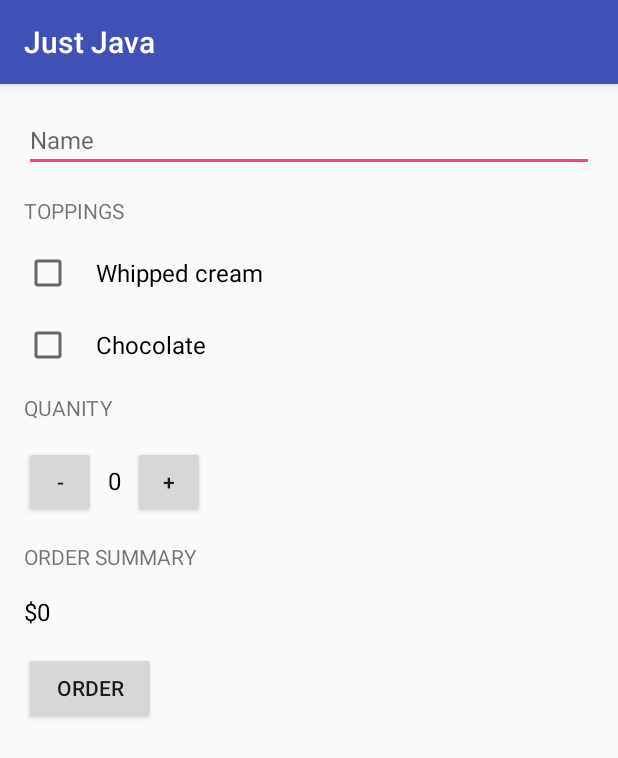
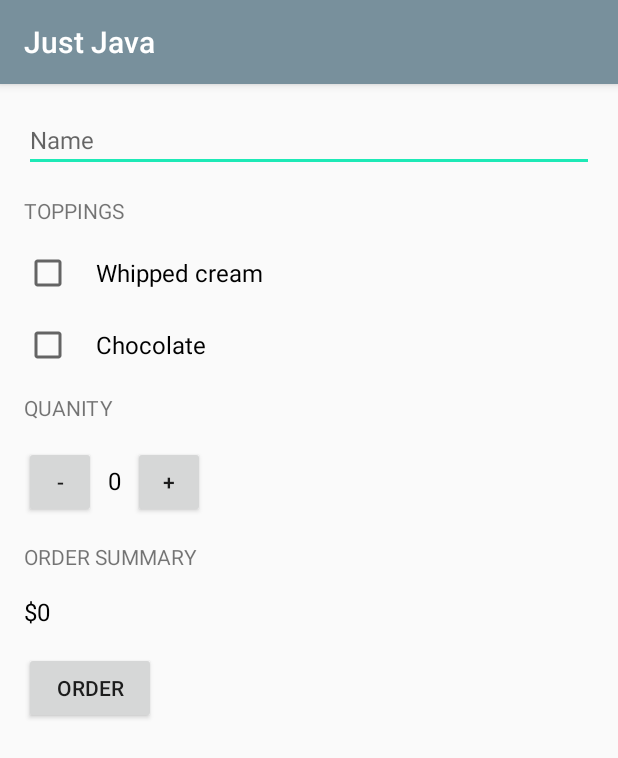
Before and after one commit to pivotal-samantha-mar/JustJava, an Android app: the screen it shows after launch (MainActivity), on a phone screen of 412 x 824 dp. Shown: the top 758 px of the screen. Run offline under Robolectric (Android 15) with nearby library versions, the phone set to English and light mode, and no system bars.

Commit message:
Add custom theme colors

```diff
--- a/app/src/main/res/layout/activity_main.xml
+++ b/app/src/main/res/layout/activity_main.xml
@@ -14,7 +14,6 @@
         android:paddingTop="16dp"
         android:paddingLeft="16dp"
         android:paddingRight="16dp"
-
         android:orientation="vertical">
 
         <EditText
@@ -31,7 +30,8 @@
             android:layout_width="wrap_content"
             android:layout_height="wrap_content"
             android:text="Toppings"
-            android:textAllCaps="true" />
+            android:textAllCaps="true"
+            />
 
         <CheckBox
             android:id="@+id/whippedCream"
--- a/app/src/main/res/values/styles.xml
+++ b/app/src/main/res/values/styles.xml
@@ -3,9 +3,9 @@
     <!-- Base application theme. -->
     <style name="AppTheme" parent="Theme.AppCompat.Light.DarkActionBar">
         <!-- Customize your theme here. -->
-        <item name="colorPrimary">@color/colorPrimary</item>
-        <item name="colorPrimaryDark">@color/colorPrimaryDark</item>
-        <item name="colorAccent">@color/colorAccent</item>
+        <item name="colorPrimary">#78909C</item>
+        <item name="colorPrimaryDark">#607D8B</item>
+        <item name="colorAccent">#1DE9B6</item>
     </style>
 
 </resources>
```
